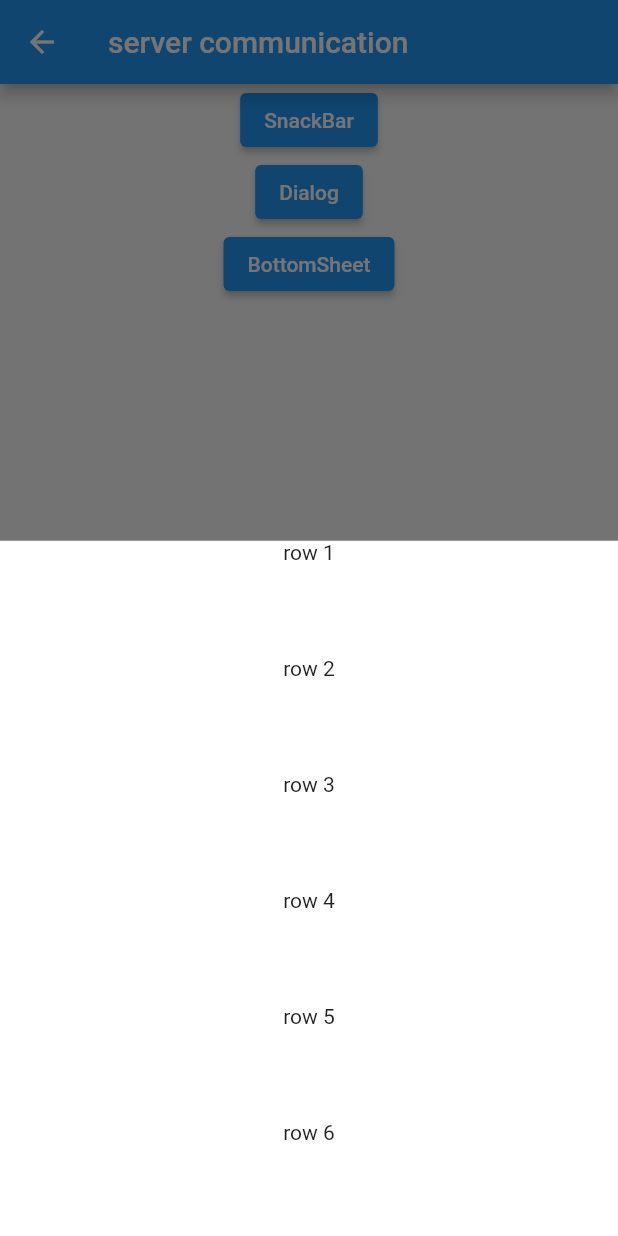
After one commit to pjt3591oo/GetX-sample, a Flutter app: the OtherWidgetPage screen opened by its route, after a tap on "BottomSheet", on a phone screen of 412 x 824 dp. The commit adds this screen. Run offline on Flutter 3.47's test engine with Material 2 defaults, Android fonts, the phone set to English and light mode, and no system bars; our stand-ins replace get; network calls fail.

Commit message:
snackbar, dialog, bottomsheet 추가한다

```diff
--- a/lib/main.dart
+++ b/lib/main.dart
@@ -2,7 +2,8 @@ import 'package:flutter/material.dart';
 import 'package:get/get.dart';
 import 'package:getx_sample/pages/home.dart';
 import 'package:getx_sample/pages/counterBySimple.dart';
-import 'package:getx_sample/pages/server.dart';
+import 'package:getx_sample/pages/http.dart';
+import 'package:getx_sample/pages/otherWidget.dart';
 
 void main() {
   runApp(GetMaterialApp(
@@ -11,7 +12,8 @@ void main() {
       GetPage(name: '/', page: () => const Home()),
       GetPage(name: '/counter/simple', page: () => const CounterBySimple()),
       GetPage(name: '/counter/reactive', page: () => const CounterBySimple()),
-      GetPage(name: '/server', page: () => const ServerCommunication()),
+      GetPage(name: '/http', page: () => const HttpCommunicationPage()),
+      GetPage(name: '/other/widget', page: () => const OtherWidgetPage()),
     ],
   ));
 }
--- /dev/null
+++ b/lib/pages/otherWidget.dart
@@ -0,0 +1,69 @@
+import 'package:flutter/material.dart';
+import 'package:get/get.dart';
+import 'package:getx_sample/apis/book.dart';
+
+class OtherWidgetPage extends StatefulWidget {
+  const OtherWidgetPage({Key? key}) : super(key: key);
+
+  @override
+  State<OtherWidgetPage> createState() => _OtherWidgetPageState();
+}
+
+class _OtherWidgetPageState extends State<OtherWidgetPage> {
+  get child => null;
+
+  @override
+  Widget build(BuildContext context) {
+    return Scaffold(
+      appBar: AppBar(
+        title: const Text('server communication'),
+      ),
+      body: Center(
+        child: Column(
+            mainAxisAlignment: MainAxisAlignment.start,
+            children: <Widget>[
+              ElevatedButton(
+                  onPressed: () async {
+                    Get.snackbar('title', 'body',
+                        snackPosition: SnackPosition.BOTTOM, onTap: (context) {
+                      print('onTap');
+                    });
+                  },
+                  child: const Text('SnackBar')),
+              ElevatedButton(
+                  onPressed: () async {
+                    // Get.dialog(
+                    //   Dialog(
+                    //     child: Container(
+                    //       height: 100,
+                    //       child: const Center(
+                    //         child: Text('Hello World'),
+                    //       ),
+                    //     ),
+                    //   ),
+                    // );
+                    Get.defaultDialog(title: 'title', middleText: 'middleText');
+                  },
+                  child: const Text('Dialog')),
+              ElevatedButton(
+                  onPressed: () async {
+                    Get.bottomSheet(Container(
+                      color: Colors.white,
+                      child: Column(
+                        children: const [
+                          Expanded(child: Text('row 1')),
+                          Expanded(child: Text('row 2')),
+                          Expanded(child: Text('row 3')),
+                          Expanded(child: Text('row 4')),
+                          Expanded(child: Text('row 5')),
+                          Expanded(child: Text('row 6')),
+                        ],
+                      ),
+                    ));
+                  },
+                  child: const Text('BottomSheet'))
+            ]),
+      ),
+    );
+  }
+}
```
Also changed, not shown: lib/pages/home.dart (+10 -4 lines), lib/pages/http.dart (renamed from lib/pages/server.dart, +4 -4 lines).
